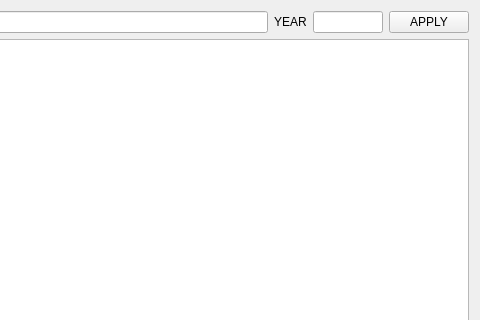
Old version of the form cpp/admin.ui in the repository pronin-ao/mystamps; both pictures show x 353 to 833 and y 0 to 320 of the 833 by 628 pixel window.
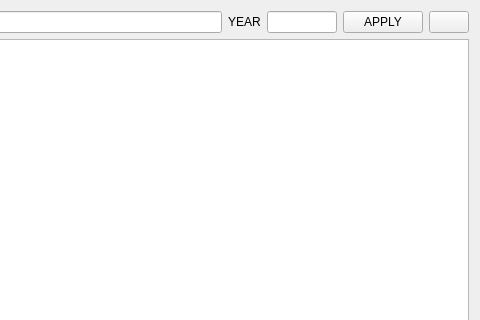
New version of the form.

The edit to the form file:
```diff
--- a/cpp/admin.ui
+++ b/cpp/admin.ui
@@ -54,6 +54,16 @@
      </property>
     </widget>
    </item>
+   <item row="0" column="5">
+    <widget class="QPushButton" name="update">
+     <property name="text">
+      <string/>
+     </property>
+    </widget>
+   </item>
+   <item row="1" column="0" colspan="6">
+    <widget class="QTableView" name="tableView"/>
+   </item>
   </layout>
  </widget>
  <resources/>
```
Left out of the diff: 21 changed lines with no effect on the pictures.
